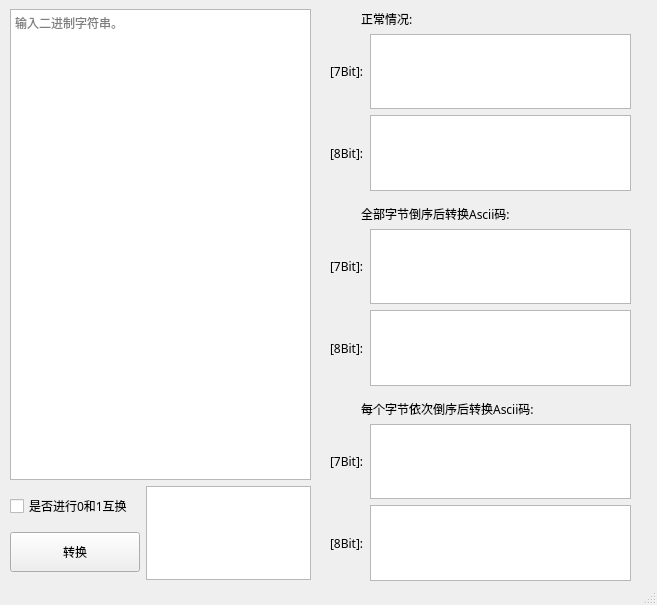
Old version of the form src/GUI/ui.ui in the repository UP0916/B2A-Tools.
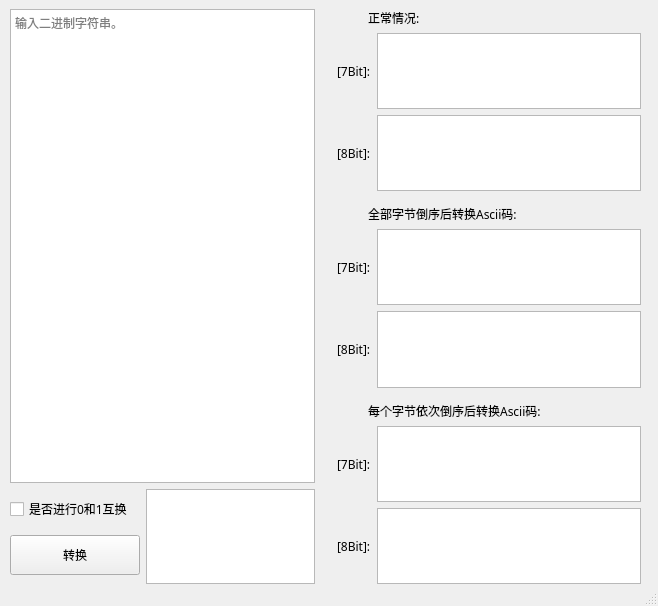
New version of the form. Custom widgets are drawn as their Qt base class.

Commit message: 修复其他设备UI显示错误问题

```diff
--- a/src/GUI/ui.ui
+++ b/src/GUI/ui.ui
@@ -6,8 +6,8 @@
    <rect>
     <x>0</x>
     <y>0</y>
-    <width>657</width>
-    <height>605</height>
+    <width>658</width>
+    <height>606</height>
    </rect>
   </property>
   <property name="font">
@@ -22,15 +22,17 @@
    <string>Binary转换Ascii工具   作者:Byxs20</string>
   </property>
   <widget class="QWidget" name="centralwidget">
-   <widget class="QWidget" name="layoutWidget">
+   <widget class="QWidget" name="">
     <property name="geometry">
      <rect>
       <x>10</x>
       <y>9</y>
-      <width>301</width>
-      <height>571</height>
+      <width>631</width>
+      <height>575</height>
      </rect>
     </property>
+    <layout class="QHBoxLayout" name="horizontalLayout_8" stretch="3,0,3">
+     <item>
     <layout class="QVBoxLayout" name="verticalLayout_3" stretch="5,1">
      <item>
       <widget class="MyQPlanTextEdit" name="plainTextEdit">
@@ -86,16 +88,21 @@
       </layout>
      </item>
     </layout>
-   </widget>
-   <widget class="QWidget" name="layoutWidget">
-    <property name="geometry">
-     <rect>
-      <x>330</x>
-      <y>10</y>
-      <width>301</width>
-      <height>571</height>
-     </rect>
-    </property>
+     </item>
+     <item>
+      <spacer name="horizontalSpacer">
+       <property name="orientation">
+        <enum>Qt::Horizontal</enum>
+       </property>
+       <property name="sizeHint" stdset="0">
+        <size>
+         <width>16</width>
+         <height>20</height>
+        </size>
+       </property>
+      </spacer>
+     </item>
+     <item>
     <layout class="QVBoxLayout" name="verticalLayout_6">
      <item>
       <layout class="QVBoxLayout" name="verticalLayout_4">
@@ -241,6 +248,8 @@
          </item>
          <item>
           <widget class="QPlainTextEdit" name="plainTextEdit_7"/>
+           </item>
+          </layout>
          </item>
         </layout>
        </item>
```
Lines whose indentation alone changed are shown as unchanged. The commit also changes 1 other file.
